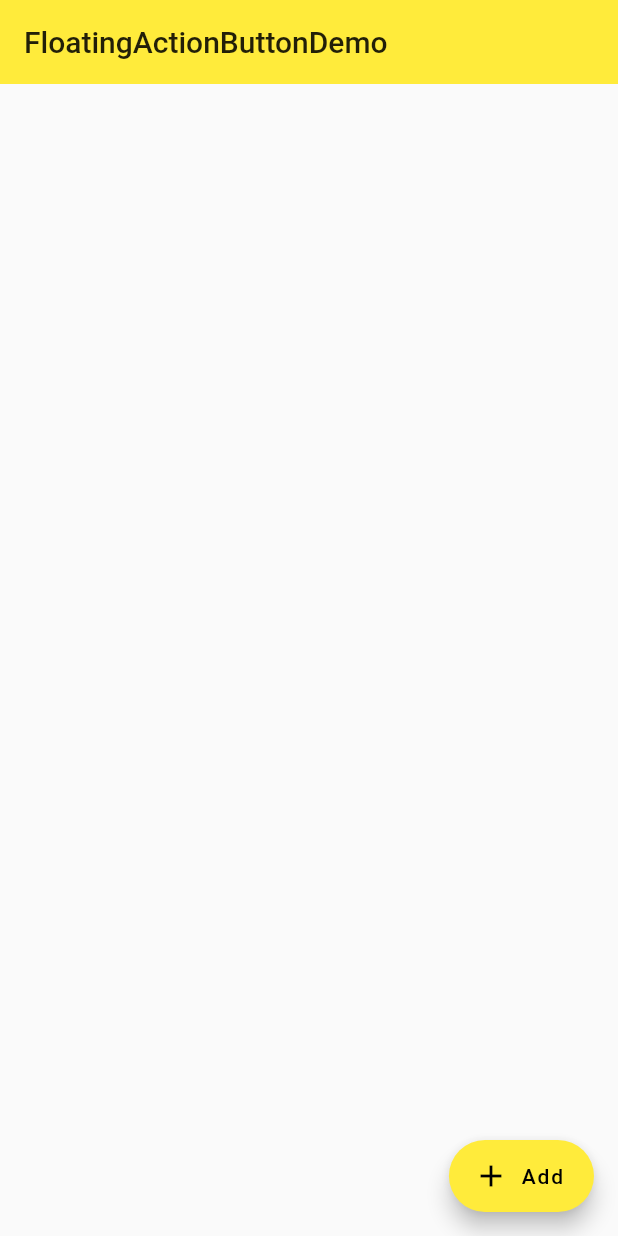
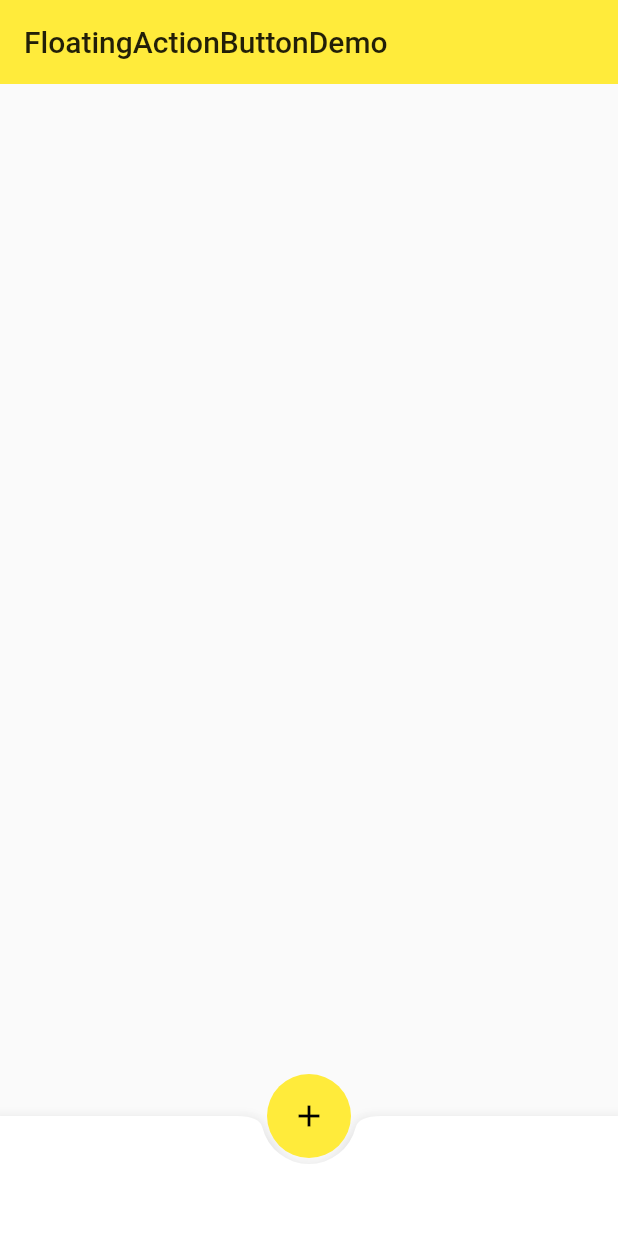
Before and after one commit to ShondaXX/flutter, a Flutter app: the FloatingActionButtonDemo screen opened directly, on a phone screen of 412 x 824 dp. Run offline on Flutter 3.47's test engine with Material 2 defaults, Android fonts, the phone set to English and light mode, and no system bars.

Commit message:
FloatingActionButtonLocation    CircularNotchedRectangle

```diff
--- a/lib/demo/material_components.dart
+++ b/lib/demo/material_components.dart
@@ -25,10 +25,10 @@ class FloatingActionButtonDemo extends StatelessWidget {
     onPressed: (){},
     child: Icon(Icons.add),
     elevation:  0.0,
-    backgroundColor: Colors.black87,
-    shape: BeveledRectangleBorder(//正方形
-      borderRadius: BorderRadius.circular(30.0)
-    ),
+    // backgroundColor: Colors.black87,
+    // shape: BeveledRectangleBorder(//正方形
+    //   borderRadius: BorderRadius.circular(30.0)
+    // ),
   );
 
   final _floatingActionButtonExtended = FloatingActionButton.extended(//
@@ -44,7 +44,14 @@ class FloatingActionButtonDemo extends StatelessWidget {
         title: Text("FloatingActionButtonDemo"),
         elevation: 0.0,
       ),
-      floatingActionButton: _floatingActionButtonExtended,
+      floatingActionButton: _floatingActionButton,
+      floatingActionButtonLocation: FloatingActionButtonLocation.centerDocked,//按钮和工具栏叠合一块
+      bottomNavigationBar: BottomAppBar(//底部工具栏小部件
+        child: Container(
+          height: 80.0,
+        ),
+        shape: CircularNotchedRectangle(),//圆形缺口
+      ),
     );
   }
 }
```
